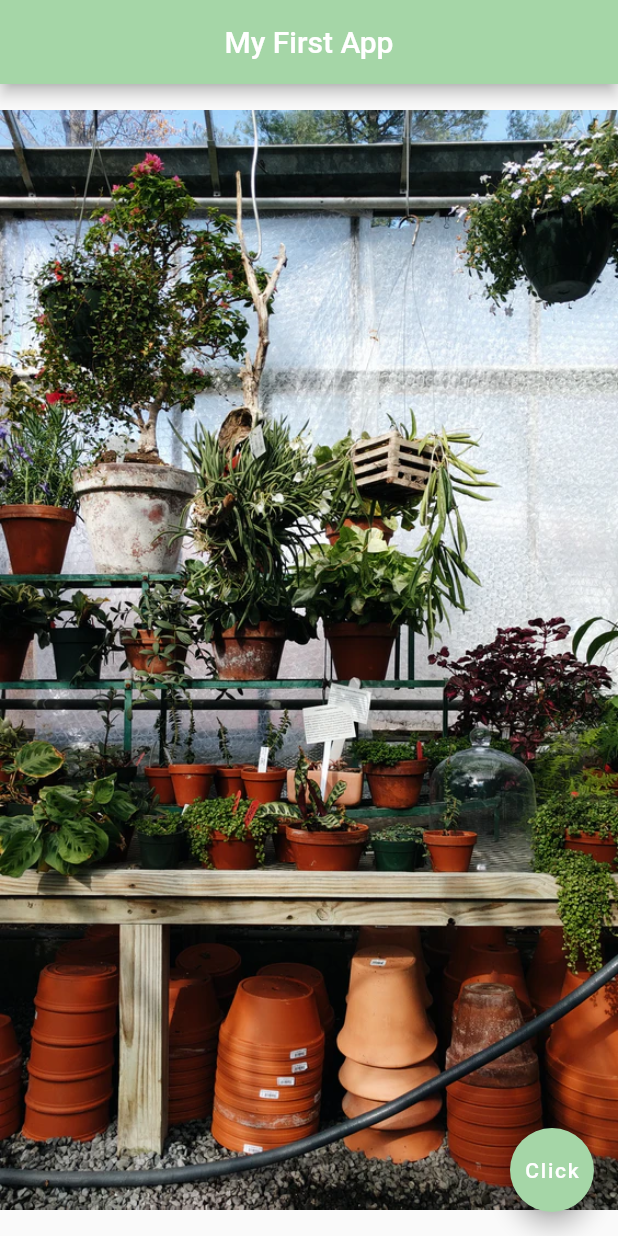
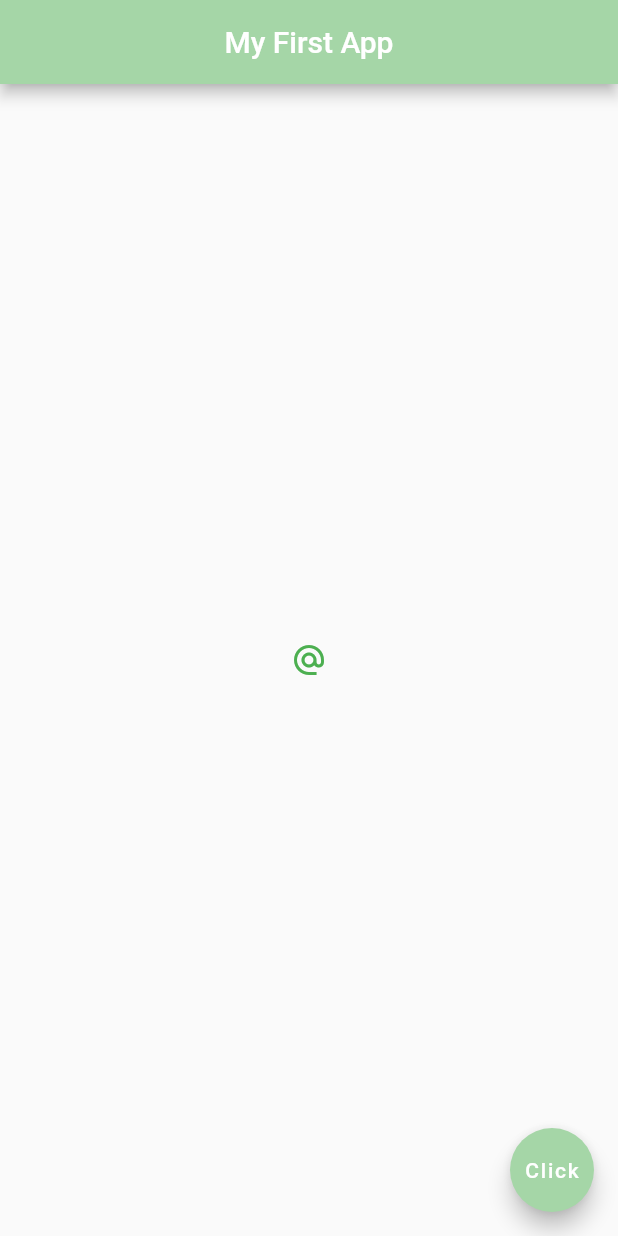
Before and after one commit to developnikita/flutter-begining-course, a Flutter app: the screen it shows after launch, on a phone screen of 412 x 824 dp. Run offline on Flutter 3.47's test engine with Material 2 defaults, Android fonts, the phone set to English and light mode, and no system bars.

Commit message:
learn Button widget

```diff
--- a/first_lesson/myfirstapp/lib/main.dart
+++ b/first_lesson/myfirstapp/lib/main.dart
@@ -1,20 +1,28 @@
 import 'package:flutter/material.dart';
 
 void main() => runApp(MaterialApp(
-  home: Home(),
-));
+      home: Home(),
+    ));
 
 class Home extends StatelessWidget {
   @override
   Widget build(BuildContext context) {
     return Scaffold(
-      appBar:  AppBar(
+      appBar: AppBar(
         title: Text("My First App"),
         centerTitle: true,
         backgroundColor: Colors.green[200],
       ),
       body: Center(
-        child: Image.asset("assets/green1.png"),
+        child: IconButton(
+          onPressed: () {
+            print("You clicked me");
+          },
+          icon: Icon(
+            Icons.alternate_email
+          ),
+          color: Colors.green,
+        ),
       ),
       floatingActionButton: FloatingActionButton(
         onPressed: () {},
```
